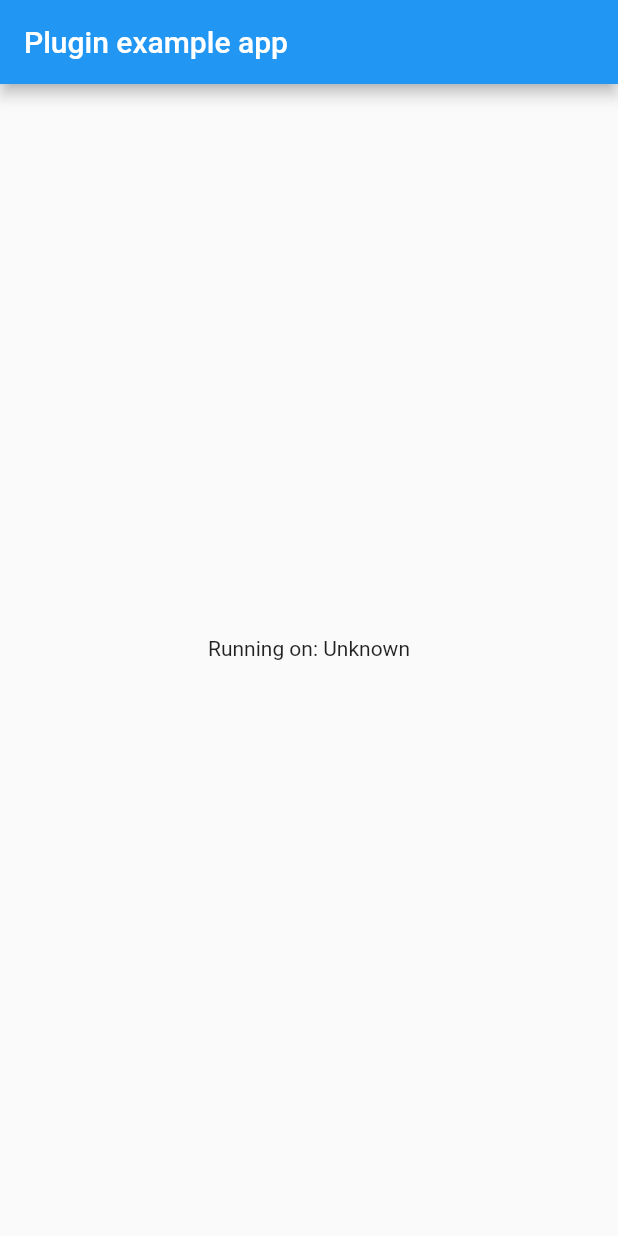
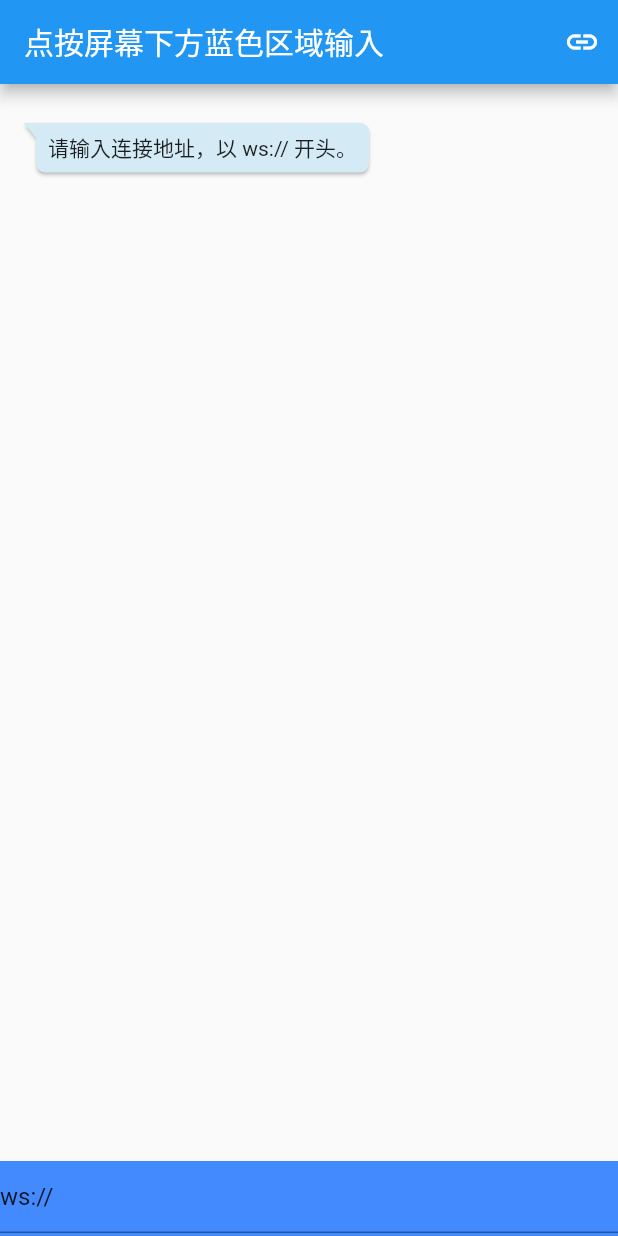
Before and after one commit to kagurazakayashi/yaWebSocket, a Flutter app: the screen it shows after launch, on a phone screen of 412 x 824 dp. Run offline on Flutter 3.47's test engine with Material 2 defaults, Android fonts, the phone set to English and light mode, and no system bars; drawn by our look-alikes of bubble.

Commit message:
完成 Android 版示例程序

```diff
--- a/example/lib/main.dart
+++ b/example/lib/main.dart
@@ -1,8 +1,12 @@
-import 'package:flutter/material.dart';
 import 'dart:async';
 
+import 'package:flutter/material.dart';
+import 'package:flutter/rendering.dart';
 import 'package:flutter/services.dart';
+
 import 'package:ya_websocket/main.dart';
+
+import 'package:bubble/bubble.dart';
 
 void main() {
   runApp(MyApp());
@@ -14,36 +18,52 @@ class MyApp extends StatefulWidget {
 }
 
 class _MyAppState extends State<MyApp> implements YaWebsocketDelegate {
-  String _platformVersion = 'Unknown';
-
+  String _webSocketURI = ''; // ws://192.168.1.46:8866/chat?user_id=1
+  String _webSocketTAG = '0';
+  late TextEditingController _textFController;
+  List _data = [];
+  bool _isConnect = false;
+  late YaWebsocket _websocket;
+  String _title = "点按屏幕下方蓝色区域输入";
 
   @override
   void initState() {
+    initPlatformState().whenComplete(() {});
+    _textFController =
+        TextEditingController(text: '{"sub setpoint":[[1,2,3],[1,3],1]}');
+    _websocket = YaWebsocket();
+    _websocket.delegate = this;
+    if (_webSocketURI.length > 0) {
+      connect(_webSocketURI, _webSocketTAG);
+    } else {
+      setState(() {
+        _textFController.text = "ws://";
+        _data.add([false, "请输入连接地址，以 ws:// 开头。"]);
+      });
+    }
     super.initState();
-    initPlatformState();
   }
 
-  // Platform messages are asynchronous, so we initialize in an async method.
-  Future<void> initPlatformState() async {
-    String platformVersion;
-    YaWebsocket websocket = YaWebsocket(this);
-    // Platform messages may fail, so we use a try/catch PlatformException.
-    // We also handle the message potentially returning null.
-    try {
-      platformVersion =
-          await websocket.platformVersion ?? 'Unknown platform version';
-    } on PlatformException {
-      platformVersion = 'Failed to get platform version.';
+  @override
+  void dispose() {
+    _textFController.dispose();
+    _websocket.close();
+    super.dispose();
   }
 
-    // If the widget was removed from the tree while the asynchronous platform
-    // message was in flight, we want to discard the reply rather than calling
-    // setState to update our non-existent appearance.
-    if (!mounted) return;
-
-    setState(() {
-      _platformVersion = platformVersion;
-    });
+  Future<void> initPlatformState() async {
+    // String platformVersion;
+    // try {
+    //   platformVersion =
+    //       await websocket.platformVersion ?? 'Unknown platform version';
+    // } on PlatformException {
+    //   platformVersion = 'Failed to get platform version.';
+    // }
+    // if (!mounted) return;
+    // setState(() {
+    //   _platformVersion = platformVersion;
+    //   // child: Text('Running on: $_platformVersion\n'),
+    // });
   }
 
   @override
@@ -51,32 +71,191 @@ class _MyAppState extends State<MyApp> implements YaWebsocketDelegate {
     return MaterialApp(
       home: Scaffold(
           appBar: AppBar(
-          title: const Text('Plugin example app'),
+            title: Text(_title),
+            actions: [
+              IconButton(
+                  onPressed: () async {
+                    if (await isOpen()) {
+                      close();
+                    } else {
+                      reconnect();
+                    }
+                  },
+                  icon: _isConnect ? Icon(Icons.link_off) : Icon(Icons.link))
+            ],
           ),
-        body: Center(
-          child: Text('Running on: $_platformVersion\n'),
+          body: Column(
+            children: [
+              Expanded(
+                child: ListView.builder(
+                  padding: const EdgeInsets.all(16.0),
+                  itemCount: _data.length, //data.length*2-1,
+                  itemBuilder: (context, i) {
+                    // if (i.isOdd) return new Divider();
+                    // final index = i ~/ 2;
+                    return Container(
+                      child: InkWell(
+                        onLongPress: () {
+                          print('object');
+                          _textFController.text = _data[i][1].toString();
+                        },
+                        child: Bubble(
+                          margin: BubbleEdges.only(top: 10),
+                          alignment: _data[i][0]
+                              ? Alignment.topRight
+                              : Alignment.topLeft,
+                          nip: _data[i][0]
+                              ? BubbleNip.rightTop
+                              : BubbleNip.leftTop,
+                          color: _data[i][0]
+                              ? Color.fromRGBO(225, 255, 199, 1.0)
+                              : Color.fromRGBO(212, 234, 244, 1.0),
+                          child: Text(_data[i][1],
+                              textAlign: _data[i][0]
+                                  ? TextAlign.right
+                                  : TextAlign.left),
                         ),
                       ),
                     );
+                  },
+                ),
+              ),
+              Container(
+                height: 50,
+                color: Colors.blueAccent,
+                child: TextField(
+                  controller: _textFController,
+                  onChanged: (value) {
+                    print(value);
+                  },
+                  onSubmitted: (value) {
+                    setState(() {
+                      _data.add([true, value]);
+                    });
+                    if (value.substring(0, 5) == "ws://") {
+                      connect(value, _webSocketTAG);
+                    } else {
+                      send(value);
+                    }
+                    _textFController.text = "";
+                  },
+                ),
+              ),
+            ],
+          )),
+    );
+  }
+
+  Future<bool> send(String text) async {
+    bool isOK = true;
+    Map? info = await _websocket.send(text);
+    if (info!["status"] == "-1") {
+      setState(() {
+        _data.add(
+            [false, "发送失败 " + (info.containsKey("info") ? info["info"] : "")]);
+      });
+      isOK = false;
+    }
+    return isOK;
+  }
+
+  Future<bool> close() async {
+    bool isOK = true;
+    setState(() {
+      _data.add([false, "正在断开..."]);
+    });
+    Map? info = await _websocket.close();
+    if (info!["status"] == "-1") {
+      setState(() {
+        _data.add([
+          false,
+          "断开时出现异常 " + (info.containsKey("info") ? info["info"] : "")
+        ]);
+      });
+      isOK = false;
+    }
+    return isOK;
+  }
+
+  Future<bool> reconnect() async {
+    bool isOK = true;
+    setState(() {
+      _data.add([false, "正在尝试连接到上次的地址..."]);
+    });
+    Map? info = await _websocket.reconnect();
+    if (info!["status"] == "-1") {
+      setState(() {
+        _data.add(
+            [false, "未能连接 " + (info.containsKey("info") ? info["info"] : "")]);
+      });
+      isOK = false;
+    }
+    return isOK;
+  }
+
+  Future<bool> connect(String toURI, String toTAG) async {
+    bool isOK = true;
+    setState(() {
+      _title = toURI;
+      _data.add([false, "现在开始尝试连接 $toURI ..."]);
+    });
+    Map? info = await _websocket.connect(toURI, toTAG);
+    if (info!["status"] == "-1") {
+      setState(() {
+        _data.add(
+            [false, "未能连接 " + (info.containsKey("info") ? info["info"] : "")]);
+      });
+      isOK = false;
+    }
+    return isOK;
+  }
+
+  Future<bool> isOpen() async {
+    bool isLinked = false;
+    Map? openInfo = await _websocket.isOpen();
+    if (openInfo != null && openInfo["status"] == "1") {
+      isLinked = true;
+    }
+    return isLinked;
   }
 
   @override
-  yaWebsocketDelegateOnClose(String code, String reason, String remote, String? tag) {
-    throw UnimplementedError();
+  yaWebsocketDelegateOnClose(
+      String code, String reason, String remote, String? tag) {
+    setState(() {
+      _isConnect = false;
+      _data.add([false, "连接已被关闭( $remote , $code ) $reason ，请输入新的连接地址或按右上角按钮重新连接到上次的服务器。"]);
+    });
   }
 
   @override
-  yaWebsocketDelegateOnError(String localizedMessage, String? message, String? tag) {
-    throw UnimplementedError();
+  yaWebsocketDelegateOnError(
+      String localizedMessage, String? message, String? tag) {
+    setState(() {
+      _data.add([false, "发生错误: $localizedMessage ."]);
+    });
   }
 
   @override
   yaWebsocketDelegateOnMessage(String message, String? tag) {
-    throw UnimplementedError();
+    setState(() {
+      _data.add([false, message]);
+    });
   }
 
   @override
-  yaWebsocketDelegateOnOpen(String httpStatus, String httpStatusMessage, String? tag) {
-    throw UnimplementedError();
+  yaWebsocketDelegateOnOpen(
+      String httpStatus, String httpStatusMessage, String? tag) {
+    setState(() {
+      _isConnect = true;
+      _data.add([false, "连接已建立( $httpStatus ): $httpStatusMessage 。请输入要发送的消息。"]);
+    });
+  }
+
+  @override
+  yaWebsocketDelegateOnConnecting(String? tag) {
+    setState(() {
+      _data.add([false, "正在连接 $tag ($_webSocketURI) ，请不要进行其他操作。"]);
+    });
   }
 }
--- a/example/pubspec.yaml
+++ b/example/pubspec.yaml
@@ -23,6 +23,7 @@ dependencies:
   # The following adds the Cupertino Icons font to your application.
   # Use with the CupertinoIcons class for iOS style icons.
   cupertino_icons: ^1.0.2
+  bubble: ^1.2.1
 
 dev_dependencies:
   flutter_test:
```
Also changed, not shown: example/pubspec.lock. Lines whose indentation alone changed are shown as unchanged.
